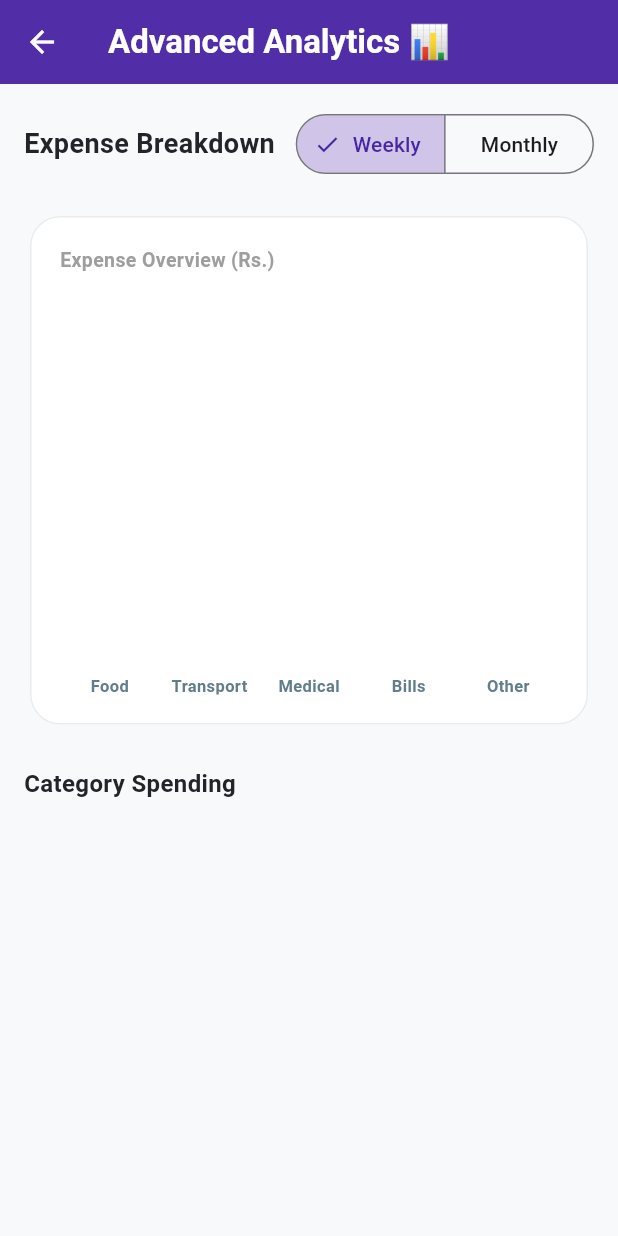
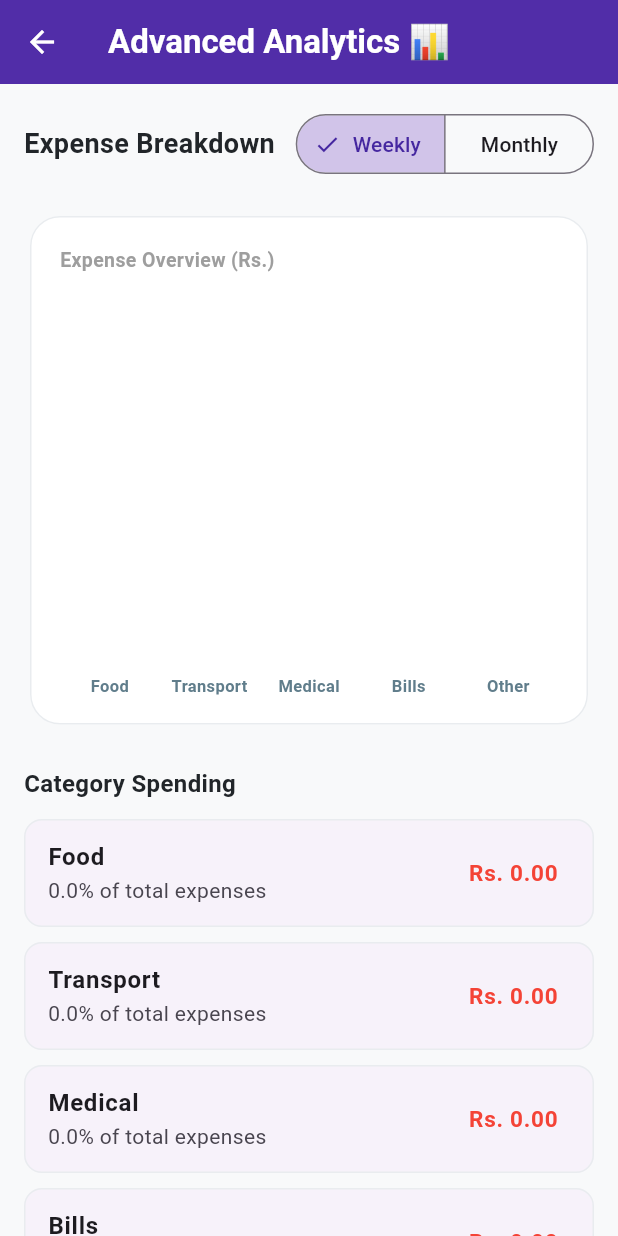
Before and after one commit to annsayuri/SmartSpend-ExpenseTracker, a Flutter app: the AnalyticsScreen screen opened directly, on a phone screen of 412 x 824 dp. Run offline on Flutter 3.47's test engine with Material 3 defaults, Android fonts, the phone set to English and light mode, and no system bars; drawn by our look-alikes of fl_chart; our stand-ins replace sqflite, sqflite_common_ffi_web; accounts and stored records are empty.

Commit message:
Fixed code

```diff
--- a/lib/expense/analytics_screen.dart
+++ b/lib/expense/analytics_screen.dart
@@ -1,6 +1,6 @@
 import 'package:flutter/material.dart';
 import 'package:fl_chart/fl_chart.dart';
-import '../../../core/database/db_helper.dart'; // 🛠️ ඔයාගේ DBHelper path එක හරියට බලන්න
+import '../../../core/database/db_helper.dart'; // 🛠️ DBHelper path eka verify karaganna
 
 class AnalyticsScreen extends StatefulWidget {
   const AnalyticsScreen({super.key});
@@ -13,7 +13,7 @@ class _AnalyticsScreenState extends State<AnalyticsScreen> {
   final DBHelper _dbHelper = DBHelper();
   List<Map<String, dynamic>> _transactions = [];
   bool _isLoading = true;
-  String _selectedPeriod = 'Weekly'; // 'Weekly' හෝ 'Monthly'
+  String _selectedPeriod = 'Weekly'; // 'Weekly' ho 'Monthly'
 
   @override
   void initState() {
@@ -30,15 +30,30 @@ class _AnalyticsScreenState extends State<AnalyticsScreen> {
     });
   }
 
-  // 🧮 Category අනුව වියදම් එකතු කරලා ප්‍රතිශතය හදනවා
+  // 🧮 Category anuwa wiyadam ekathu karala map ekak hadagannawa
   Map<String, double> _getCategoryExpenses() {
-    Map<String, double> categoryMap = {};
+    // Categories default reset ekak ekka thiyagannawa dynamic adu paadu novenna
+    Map<String, double> categoryMap = {
+      'Food': 0.0,
+      'Transport': 0.0,
+      'Medical': 0.0,
+      'Bills': 0.0,
+      'Other': 0.0,
+    };
+
     for (var tx in _transactions) {
       if (tx['type'] == 'Expense') {
         String title = tx['title'].toString().toLowerCase();
+        double amount = double.tryParse(tx['amount'].toString()) ?? 0.0;
         String category = 'Other';
 
-        if (title.contains('bus') || title.contains('car') || title.contains('train') || title.contains('service') || title.contains('insuarance')) {
+        // 🔍 Spelling mistakes (insuarance/insurance) okkoma cover wana lesa
+        if (title.contains('bus') ||
+            title.contains('car') ||
+            title.contains('train') ||
+            title.contains('service') ||
+            title.contains('insuarance') ||
+            title.contains('insurance')) {
           category = 'Transport';
         } else if (title.contains('food') || title.contains('eat') || title.contains('kottu')) {
           category = 'Food';
@@ -48,7 +63,7 @@ class _AnalyticsScreenState extends State<AnalyticsScreen> {
           category = 'Bills';
         }
 
-        categoryMap[category] = (categoryMap[category] ?? 0) + tx['amount'];
+        categoryMap[category] = (categoryMap[category] ?? 0.0) + amount;
       }
     }
     return categoryMap;
@@ -105,7 +120,7 @@ class _AnalyticsScreenState extends State<AnalyticsScreen> {
                       ),
                       const SizedBox(height: 20),
 
-                      // 📈 1. THE BAR CHART CARD (අලුත්ම සුපිරි ප්‍රස්තාරය)
+                      // 📈 1. THE BAR CHART CARD
                       Card(
                         elevation: 0,
                         shape: RoundedRectangleBorder(
@@ -142,7 +157,8 @@ class _AnalyticsScreenState extends State<AnalyticsScreen> {
                                               case 1: return const Padding(padding: EdgeInsets.only(top: 8.0), child: Text('Transport', style: style));
                                               case 2: return const Padding(padding: EdgeInsets.only(top: 8.0), child: Text('Medical', style: style));
                                               case 3: return const Padding(padding: EdgeInsets.only(top: 8.0), child: Text('Bills', style: style));
-                                              default: return const Padding(padding: EdgeInsets.only(top: 8.0), child: Text('Other', style: style));
+                                              case 4: return const Padding(padding: EdgeInsets.only(top: 8.0), child: Text('Other', style: style));
+                                              default: return const Padding(padding: EdgeInsets.only(top: 8.0), child: Text('', style: style));
                                             }
                                           },
                                         ),
@@ -177,6 +193,9 @@ class _AnalyticsScreenState extends State<AnalyticsScreen> {
                       const SizedBox(height: 12),
                       ...categoryExpenses.entries.map((entry) {
                         final percent = totalExpense > 0 ? (entry.value / totalExpense) * 100 : 0.0;
+                        // 0 ta wada wadi wiyadam thiyena ewath, wiyadam zero nam okkoma categories methana pennanawa
+                        if (entry.value == 0 && totalExpense > 0) return const SizedBox.shrink();
+
                         return Card(
                           elevation: 0,
                           margin: const EdgeInsets.only(bottom: 10),
```
